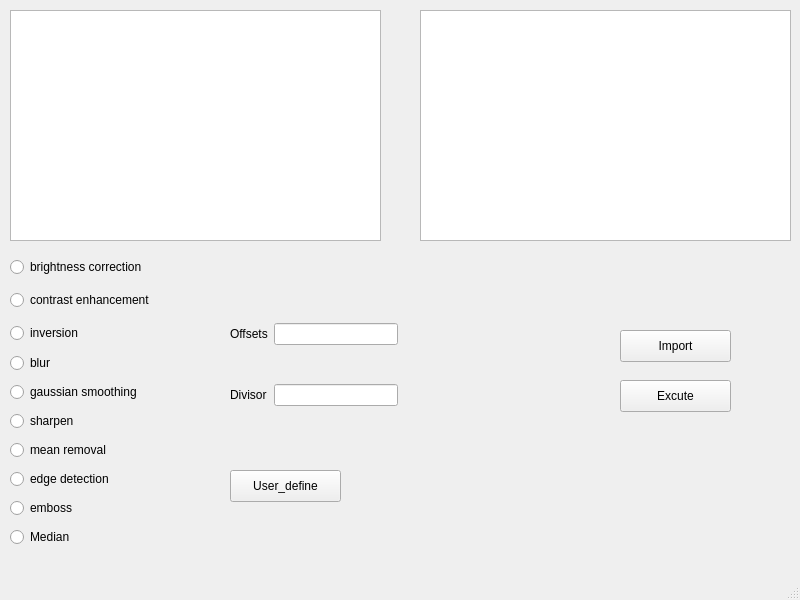
Old version of the form GuiBeta1/CG.ui in the repository Vickers-Zhu/ComputerGraphics.
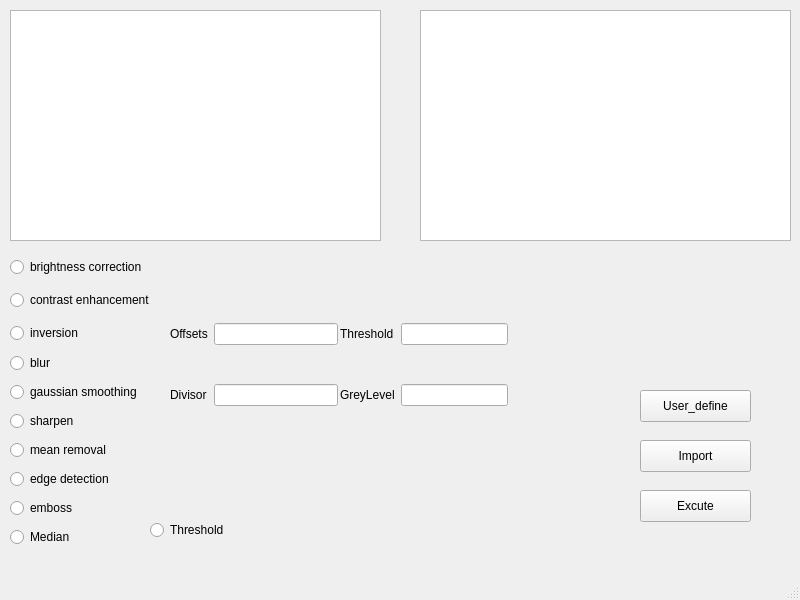
New version of the form.

Commit message: Finish graded with threshold

Diff of the .ui file:
```diff
--- a/GuiBeta1/CG.ui
+++ b/GuiBeta1/CG.ui
@@ -78,7 +78,7 @@
    <widget class="QWidget" name="gridLayoutWidget_2">
     <property name="geometry">
      <rect>
-      <x>230</x>
+      <x>170</x>
       <y>290</y>
       <width>168</width>
       <height>151</height>
@@ -120,8 +120,8 @@
    <widget class="QPushButton" name="pushButton">
     <property name="geometry">
      <rect>
-      <x>620</x>
-      <y>380</y>
+      <x>640</x>
+      <y>490</y>
       <width>111</width>
       <height>32</height>
      </rect>
@@ -133,8 +133,8 @@
    <widget class="QPushButton" name="pushButton_2">
     <property name="geometry">
      <rect>
-      <x>620</x>
-      <y>330</y>
+      <x>640</x>
+      <y>440</y>
       <width>111</width>
       <height>32</height>
      </rect>
@@ -189,8 +189,8 @@
    <widget class="QPushButton" name="pushButton_3">
     <property name="geometry">
      <rect>
-      <x>230</x>
-      <y>470</y>
+      <x>640</x>
+      <y>390</y>
       <width>111</width>
       <height>32</height>
      </rect>
@@ -199,6 +199,51 @@
      <string>User_define</string>
     </property>
    </widget>
+   <widget class="QRadioButton" name="radioButton_11">
+    <property name="geometry">
+     <rect>
+      <x>150</x>
+      <y>520</y>
+      <width>97</width>
+      <height>20</height>
+     </rect>
+    </property>
+    <property name="text">
+     <string>Threshold</string>
+    </property>
+   </widget>
+   <widget class="QWidget" name="gridLayoutWidget_3">
+    <property name="geometry">
+     <rect>
+      <x>340</x>
+      <y>290</y>
+      <width>168</width>
+      <height>151</height>
+     </rect>
+    </property>
+    <layout class="QGridLayout" name="gridLayout_3">
+     <item row="1" column="0">
+      <widget class="QLabel" name="label_5">
+       <property name="text">
+        <string>GreyLevel</string>
+       </property>
+      </widget>
+     </item>
+     <item row="1" column="1">
+      <widget class="QLineEdit" name="lineEdit_3"/>
+     </item>
+     <item row="0" column="0">
+      <widget class="QLabel" name="label_6">
+       <property name="text">
+        <string>Threshold</string>
+       </property>
+      </widget>
+     </item>
+     <item row="0" column="1">
+      <widget class="QLineEdit" name="lineEdit_4"/>
+     </item>
+    </layout>
+   </widget>
   </widget>
   <widget class="QStatusBar" name="statusbar"/>
  </widget>
```
Left out of the diff: 20 changed lines with no effect on the pictures. The commit also changes 7 other files.
